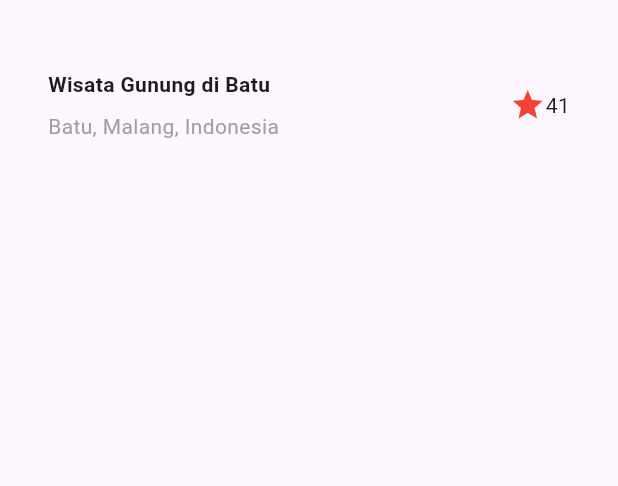
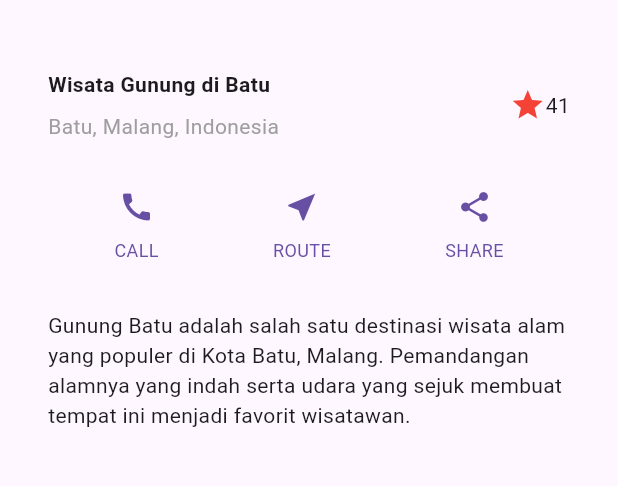
Before and after one commit to dhanisaptrri/mobile2025, a Flutter app: the screen it shows after launch, on a phone screen of 412 x 824 dp, the part 63-549 px from its top. Run offline on Flutter 3.47's test engine with Material 3 defaults, Android fonts, the phone set to English and light mode, and no system bars.

Commit message:
Refactor code structure for improved readability and maintainability

```diff
--- a/Jobsheet6/layout_flutter/lib/main.dart
+++ b/Jobsheet6/layout_flutter/lib/main.dart
@@ -5,9 +5,31 @@ void main() => runApp(const MyApp());
 class MyApp extends StatelessWidget {
   const MyApp({super.key});
 
+  // Fungsi pembuat kolom tombol
+  Column _buildButtonColumn(Color color, IconData icon, String label) {
+    return Column(
+      mainAxisSize: MainAxisSize.min,
+      mainAxisAlignment: MainAxisAlignment.center,
+      children: [
+        Icon(icon, color: color),
+        Container(
+          margin: const EdgeInsets.only(top: 8),
+          child: Text(
+            label,
+            style: TextStyle(
+              fontSize: 12,
+              fontWeight: FontWeight.w400,
+              color: color,
+            ),
+          ),
+        ),
+      ],
+    );
+  }
+
   @override
   Widget build(BuildContext context) {
-    // Widget titleSection dideklarasikan di dalam build()
+    // Bagian judul
     Widget titleSection = Container(
       padding: const EdgeInsets.all(32),
       child: Row(
@@ -36,16 +58,43 @@ class MyApp extends StatelessWidget {
       ),
     );
 
+    // Warna utama
+    Color color = Theme.of(context).primaryColor;
+
+    // Bagian tombol
+    Widget buttonSection = Row(
+      mainAxisAlignment: MainAxisAlignment.spaceEvenly,
+      children: [
+        _buildButtonColumn(color, Icons.call, 'CALL'),
+        _buildButtonColumn(color, Icons.near_me, 'ROUTE'),
+        _buildButtonColumn(color, Icons.share, 'SHARE'),
+      ],
+    );
+
+    // Bagian teks deskripsi
+    Widget textSection = Container(
+      padding: const EdgeInsets.all(32),
+      child: const Text(
+        'Gunung Batu adalah salah satu destinasi wisata alam '
+        'yang populer di Kota Batu, Malang. Pemandangan alamnya '
+        'yang indah serta udara yang sejuk membuat tempat ini '
+        'menjadi favorit wisatawan.',
+        softWrap: true,
+      ),
+    );
+
+    // Struktur utama aplikasi
     return MaterialApp(
       title: 'Flutter layout: Dhanisa Putri Mashilfa - 2341720212',
       home: Scaffold(
         appBar: AppBar(
           title: const Text('Flutter layout demo'),
         ),
-        // tampilkan titleSection di body
         body: Column(
           children: [
             titleSection,
+            buttonSection,
+            textSection,
           ],
         ),
       ),
```
Also changed, not shown: Jobsheet6/layout_flutter/image-2.png (added), 1 other file.
